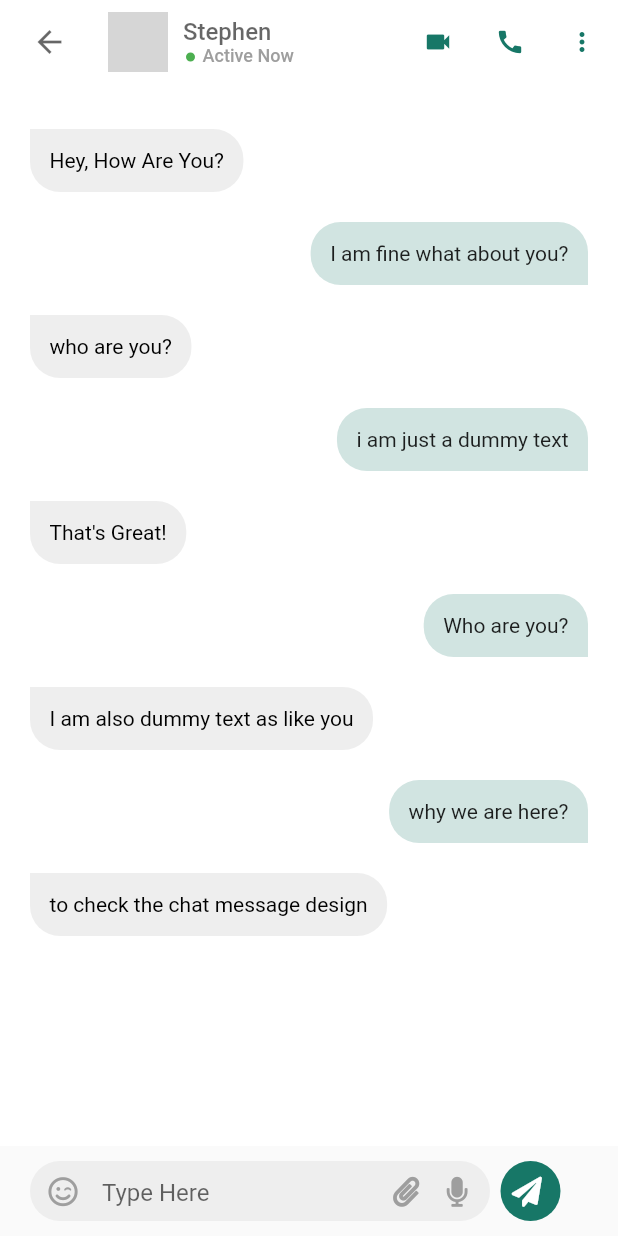
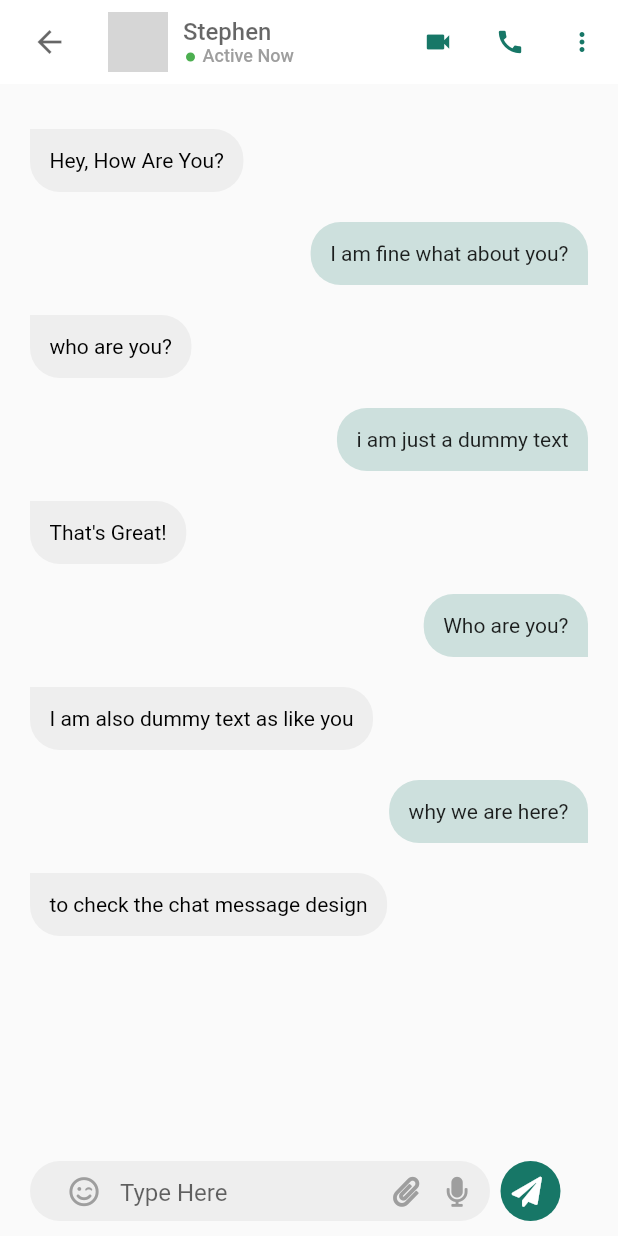
Before and after one commit to IamDeepakS/WhatsApp_Clone_UI, a Flutter app: the screen it shows after launch, after a tap on "Stephen", on a phone screen of 412 x 824 dp. Run offline on Flutter 3.47's test engine with Material 2 defaults, Android fonts, the phone set to English and light mode, and no system bars; our stand-ins replace font_awesome_flutter; missing offline and left inert: emoji_picker; network calls fail; grey boxes are pictures that could not be loaded.

Commit message:
Third Commit

```diff
--- a/lib/components/bottom_send_navigation.dart
+++ b/lib/components/bottom_send_navigation.dart
@@ -1,6 +1,9 @@
+import 'package:emoji_picker/emoji_picker.dart';
 import 'package:flutter/material.dart';
 import 'package:font_awesome_flutter/font_awesome_flutter.dart';
+import 'package:whatsapp_clone_ui/components/messageBox.dart';
 import 'package:whatsapp_clone_ui/constants.dart';
+import 'package:whatsapp_clone_ui/model/messageModel.dart';
 
 class BottomSendNavigation extends StatefulWidget {
   @override
@@ -11,9 +14,56 @@ class _BottomSendNavigationState extends State<BottomSendNavigation>
     with SingleTickerProviderStateMixin {
   TextEditingController _sendMessageController = TextEditingController();
 
+  bool showEmoji = false;
+
+  FocusNode focusNode = FocusNode();
+
+  Icon _emojiIcon = Icon(
+    FontAwesomeIcons.smileWink,
+    color: Colors.grey,
+    size: 20,
+  );
+
+  @override
+  void initState() {
+    super.initState();
+    focusNode.addListener(
+      () {
+        if (focusNode.hasFocus) {
+          setState(() {
+            showEmoji = false;
+            _emojiIcon = Icon(
+              FontAwesomeIcons.smileWink,
+              color: Colors.grey,
+              size: 20,
+            );
+          });
+        }
+      },
+    );
+  }
+
   @override
   Widget build(BuildContext context) {
-    return Container(
+    return WillPopScope(
+      child: Stack(
+        children: [
+          ListView(
+            padding: EdgeInsets.all(20),
+            children: List.generate(
+              messages.length,
+              (index) {
+                return MessageBox(
+                  isMe: messages[index]['isMe'],
+                  message: messages[index]['message'],
+                );
+              },
+            ),
+          ),
+          Column(
+            mainAxisAlignment: MainAxisAlignment.end,
+            children: [
+              Container(
                 height: 60,
                 width: double.infinity,
                 child: Padding(
@@ -21,8 +71,7 @@ class _BottomSendNavigationState extends State<BottomSendNavigation>
                   child: Row(
                     mainAxisAlignment: MainAxisAlignment.spaceBetween,
                     children: [
-            Container(
-              child: Row(
+                      Row(
                         children: [
                           Container(
                             width: MediaQuery.of(context).size.width / 1.5,
@@ -37,15 +86,23 @@ class _BottomSendNavigationState extends State<BottomSendNavigation>
                             child: Padding(
                               padding: const EdgeInsets.only(left: 12),
                               child: TextField(
+                                focusNode: focusNode,
                                 cursorColor: Colors.black,
                                 controller: _sendMessageController,
                                 decoration: InputDecoration(
                                   border: InputBorder.none,
                                   hintText: "Type Here",
-                          icon: Icon(
-                            FontAwesomeIcons.smileWink,
-                            color: Colors.grey,
-                            size: 20,
+                                  prefixIcon: IconButton(
+                                    icon: _emojiIcon,
+                                    onPressed: () {
+                                      focusNode.unfocus();
+                                      focusNode.canRequestFocus = false;
+                                      setState(() {
+                                        showEmoji = !showEmoji;
+                                        _emojiIcon =
+                                            Icon(FontAwesomeIcons.keyboard);
+                                      });
+                                    },
                                   ),
                                   suffixIcon: Icon(
                                     FontAwesomeIcons.paperclip,
@@ -89,10 +146,36 @@ class _BottomSendNavigationState extends State<BottomSendNavigation>
                           ),
                         ],
                       ),
+                    ],
+                  ),
+                ),
+              ),
+              showEmoji ? showEmojiPicker() : Container(),
+            ],
           ),
         ],
       ),
-      ),
+      onWillPop: () {
+        if (showEmoji) {
+          setState(() {
+            showEmoji = false;
+          });
+        } else {
+          Navigator.pop(context);
+        }
+        return Future.value(false);
+      },
+    );
+  }
+
+  Widget showEmojiPicker() {
+    return EmojiPicker(
+      rows: 4,
+      columns: 7,
+      onEmojiSelected: (emoji, category) {
+        print(emoji);
+        _sendMessageController.text = _sendMessageController.text + emoji.emoji;
+      },
     );
   }
 }
--- a/lib/components/conversation_screen_ui.dart
+++ b/lib/components/conversation_screen_ui.dart
@@ -1,8 +1,6 @@
 import 'package:flutter/material.dart';
 import 'package:whatsapp_clone_ui/components/bottom_send_navigation.dart';
-import 'package:whatsapp_clone_ui/components/messageBox.dart';
 import 'package:whatsapp_clone_ui/constants.dart';
-import 'package:whatsapp_clone_ui/model/messageModel.dart';
 
 class ConversationScreen extends StatelessWidget {
   final String username, profilePic, time;
@@ -113,22 +111,7 @@ class ConversationScreen extends StatelessWidget {
           ),
         ],
       ),
-      body: Container(
-        decoration: BoxDecoration(color: Colors.white),
-        child: ListView(
-          padding: EdgeInsets.all(20),
-          children: List.generate(
-            messages.length,
-            (index) {
-              return MessageBox(
-                isMe: messages[index]['isMe'],
-                message: messages[index]['message'],
-              );
-            },
-          ),
-        ),
-      ),
-      bottomSheet: BottomSendNavigation(),
+      body: BottomSendNavigation(),
     );
   }
 }
--- a/pubspec.yaml
+++ b/pubspec.yaml
@@ -24,7 +24,9 @@ dependencies:
   flutter:
     sdk: flutter
   cupertino_icons: ^1.0.0
+  emoji_picker: ^0.1.0
   font_awesome_flutter: ^8.11.0
+  shared_preferences: ^0.5.12+4
 
 dev_dependencies:
   flutter_test:
```
Also changed, not shown: pubspec.lock. Lines whose indentation alone changed are shown as unchanged.
